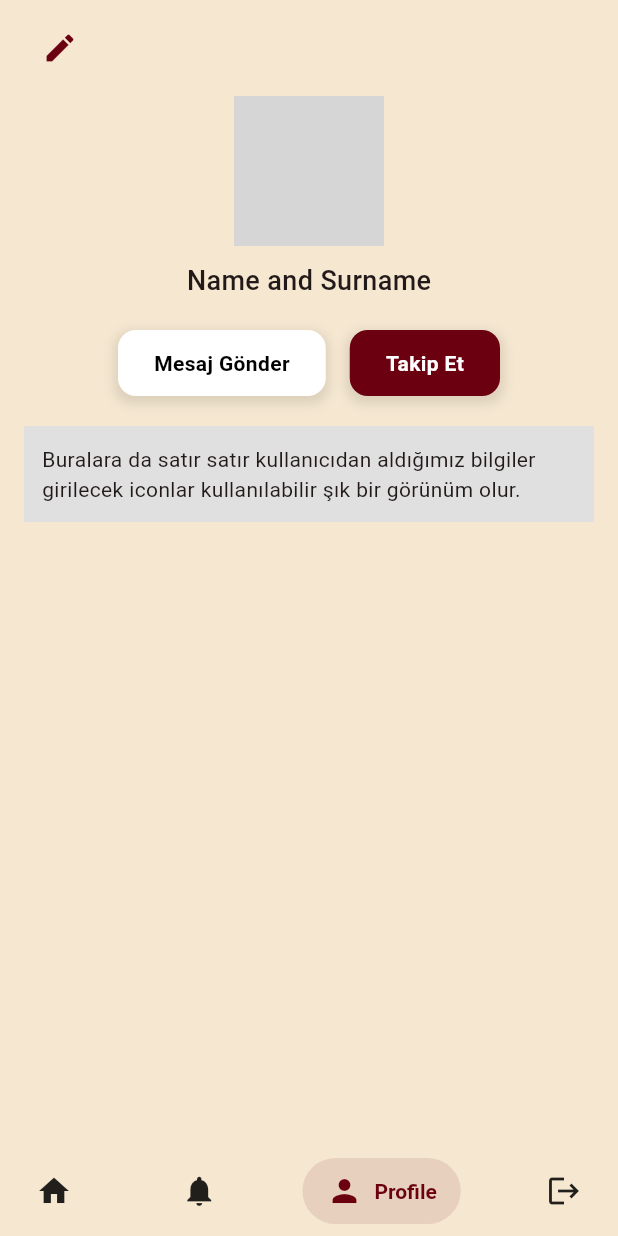
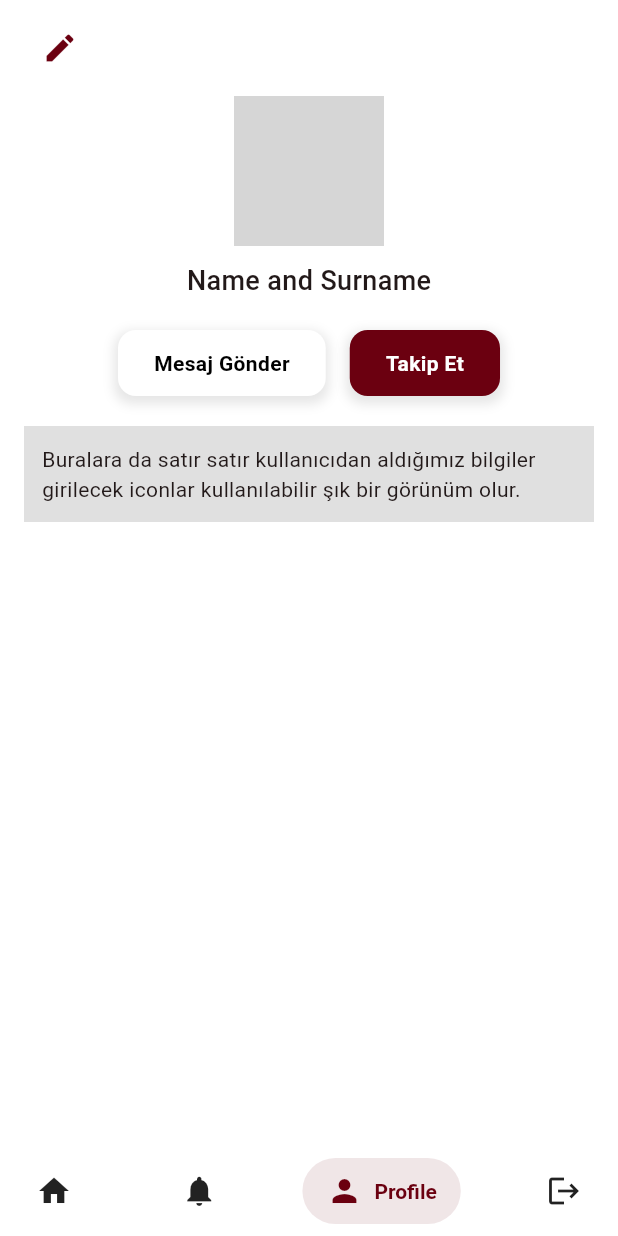
Before and after one commit to shuakr/Dietly, a Flutter app: the ProfilePage screen opened by its route, on a phone screen of 412 x 824 dp. Run offline on Flutter 3.47's test engine with Material 3 defaults, Android fonts, the phone set to English and light mode, and no system bars; drawn by our look-alikes of salomon_bottom_bar; our stand-ins replace firebase_auth, firebase_core, font_awesome_flutter, google_fonts, google_sign_in, icons_plus and 1 more; accounts and stored records are empty; grey boxes are pictures that could not be loaded.

Commit message:
fix: Change background color for smooth transition

```diff
--- a/lib/screens/profile_screen.dart
+++ b/lib/screens/profile_screen.dart
@@ -9,7 +9,7 @@ class ProfilePage extends StatelessWidget {
   @override
   Widget build(BuildContext context) {
     const mainColor = Color(0xFF6B0010);
-    const bgColor = Color(0xFFF5E7D0);
+    const bgColor = Colors.white;
 
     return Scaffold(
       backgroundColor: bgColor,
```
